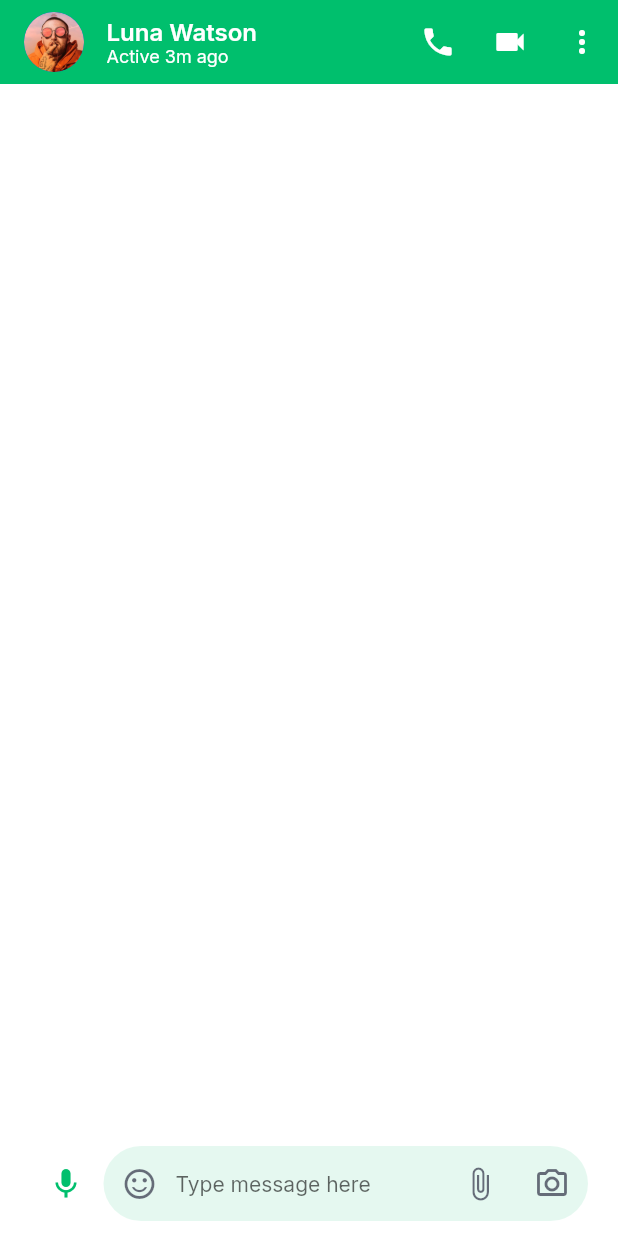
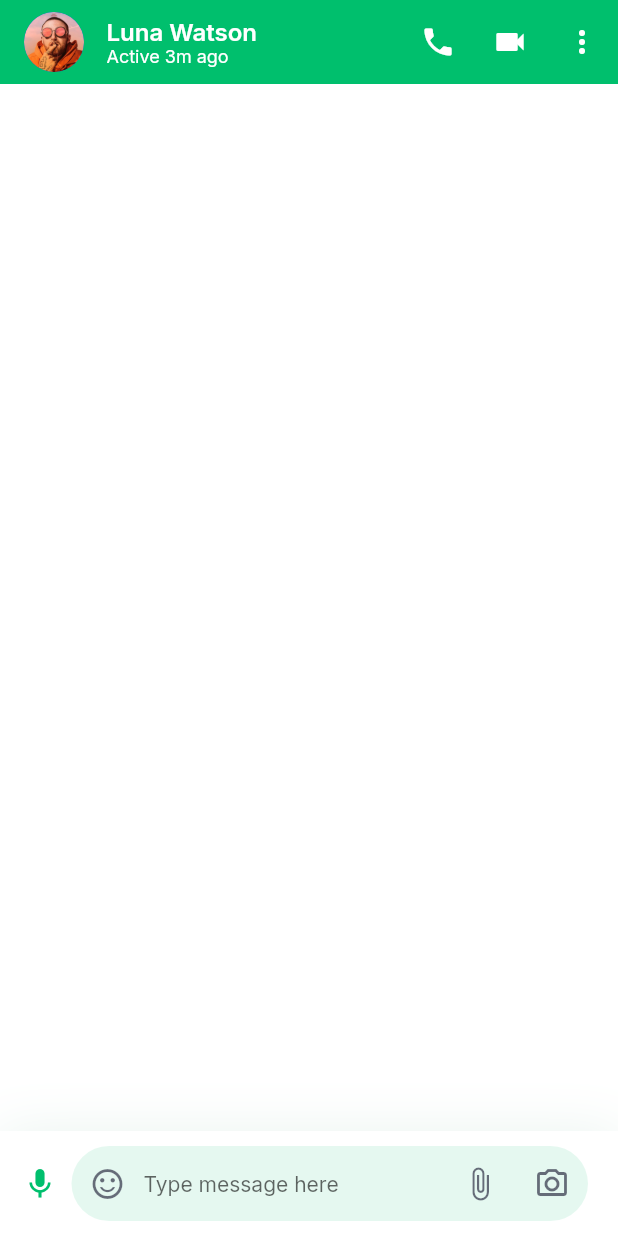
Before and after one commit to Flutter-Dart-Hacks/chat-messaging-ui, a Flutter app: the MessageDetail screen opened directly, on a phone screen of 412 x 824 dp. Run offline on Flutter 3.47's test engine with Material 2 defaults, Android fonts, the light colour scheme and no system bars; our stand-ins replace google_fonts.

Commit message:
Update input field component

```diff
--- a/lib/screens/messages/components/bodychatdetail.dart
+++ b/lib/screens/messages/components/bodychatdetail.dart
@@ -1,4 +1,4 @@
-import 'package:chatmessagings/constants.dart';
+import 'package:chatmessagings/screens/messages/components/chat_input_field.dart';
 import 'package:flutter/material.dart';
 
 class BodyMessageDetail extends StatefulWidget {
@@ -23,117 +23,8 @@ class _BodyMessageDetailState extends State<BodyMessageDetail> {
     return Column(
       children: [
         const Spacer(),
-        Container(
-          padding: const EdgeInsets.symmetric(
-            horizontal: kDefaultPadding,
-            vertical: kDefaultPadding / 2,
-          ),
-          decoration: BoxDecoration(
-            color: Theme.of(context).scaffoldBackgroundColor,
-          ),
-          child: SafeArea(
-            child: Row(
-              children: [
-                Material(
-                  // Menggunakan parent material
-                  // https://stackoverflow.com/a/65760259
-                  child: IconButton(
-                    onPressed: () {},
-                    icon: const Icon(
-                      Icons.mic,
-                      color: kPrimaryColor,
-                    ),
-                    padding: const EdgeInsets.only(left: 0, right: 0),
-                    splashColor: Colors.amber,
-                  ),
-                  color: Colors.transparent,
-                  shape: const CircleBorder(),
-                  clipBehavior: Clip.hardEdge,
-                ),
-                const SizedBox(
-                  width: 1,
-                ),
-                Expanded(
-                  child: Container(
-                    height: 50,
-                    decoration: BoxDecoration(
-                      color: kPrimaryColor.withOpacity(0.1),
-                      borderRadius: BorderRadius.circular(40),
-                    ),
-                    child: Row(
-                      children: [
-                        Material(
-                          child: IconButton(
-                            onPressed: () {},
-                            icon: Icon(
-                              Icons.sentiment_satisfied_alt_outlined,
-                              color: Theme.of(context)
-                                  .textTheme
-                                  .bodyText1
-                                  ?.color
-                                  ?.withOpacity(0.64),
-                            ),
-                            splashColor: Colors.amber,
-                          ),
-                          color: Colors.transparent,
-                          shape: const CircleBorder(),
-                          clipBehavior: Clip.hardEdge,
-                        ),
-                        Expanded(
-                          child: TextField(
-                            decoration: const InputDecoration(
-                              hintText: 'Type message here',
-                              border: InputBorder.none,
-                            ),
-                            onChanged: (String value) {},
-                            controller: _chatContentEditingController,
-                            style: const TextStyle(fontSize: 14),
-                          ),
-                        ),
-                        Material(
-                          child: IconButton(
-                            onPressed: () {},
-                            icon: Icon(
-                              Icons.attach_file,
-                              color: Theme.of(context)
-                                  .textTheme
-                                  .bodyText1
-                                  ?.color
-                                  ?.withOpacity(0.64),
-                            ),
-                            splashColor: Colors.amber,
-                            padding: const EdgeInsets.only(left: 0, right: 0),
-                          ),
-                          color: Colors.transparent,
-                          shape: const CircleBorder(),
-                          clipBehavior: Clip.hardEdge,
-                        ),
-                        Material(
-                          child: IconButton(
-                            onPressed: () {},
-                            icon: Icon(
-                              Icons.camera_alt_outlined,
-                              color: Theme.of(context)
-                                  .textTheme
-                                  .bodyText1
-                                  ?.color
-                                  ?.withOpacity(0.64),
-                            ),
-                            padding: const EdgeInsets.symmetric(horizontal: 2),
-                            splashColor: Colors.amber,
-                          ),
-                          color: Colors.transparent,
-                          shape: const CircleBorder(),
-                          clipBehavior: Clip.hardEdge,
-                        ),
-                      ],
-                    ),
-                  ),
-                )
-              ],
-            ),
-          ),
-        )
+        ChatInputField(
+            chatContentEditingController: _chatContentEditingController)
       ],
     );
   }
--- /dev/null
+++ b/lib/screens/messages/components/chat_input_field.dart
@@ -0,0 +1,144 @@
+import 'package:chatmessagings/constants.dart';
+import 'package:flutter/material.dart';
+
+class ChatInputField extends StatefulWidget {
+  const ChatInputField({
+    Key? key,
+    required TextEditingController chatContentEditingController,
+  })  : _chatContentEditingController = chatContentEditingController,
+        super(key: key);
+
+  final TextEditingController _chatContentEditingController;
+
+  @override
+  State<ChatInputField> createState() => _ChatInputFieldState();
+}
+
+class _ChatInputFieldState extends State<ChatInputField> {
+  @override
+  Widget build(BuildContext context) {
+    return Container(
+      padding: const EdgeInsets.only(
+        left: kDefaultPadding / 3,
+        right: kDefaultPadding,
+        top: kDefaultPadding / 2,
+        bottom: kDefaultPadding / 2,
+      ),
+      decoration: BoxDecoration(
+        color: Theme.of(context).scaffoldBackgroundColor,
+        boxShadow: [
+          BoxShadow(
+            offset: const Offset(0, 4),
+            blurRadius: 32,
+            color: const Color(0xff087949).withOpacity(0.1),
+          ),
+        ],
+      ),
+      child: SafeArea(
+        child: Row(
+          children: [
+            Material(
+              // Menggunakan parent material dan inkwell
+              // https://stackoverflow.com/a/65760259
+              child: InkWell(
+                onTap: () {},
+                child: const Padding(
+                  padding:
+                      EdgeInsets.only(left: 8, right: 8, top: 8, bottom: 8),
+                  child: Icon(
+                    Icons.mic,
+                    color: kPrimaryColor,
+                  ),
+                ),
+                splashColor: Colors.amber,
+              ),
+              color: Colors.transparent,
+              shape: const CircleBorder(),
+              clipBehavior: Clip.hardEdge,
+            ),
+            const SizedBox(
+              width: 1,
+            ),
+            Expanded(
+              child: Container(
+                height: 50,
+                decoration: BoxDecoration(
+                  color: kPrimaryColor.withOpacity(0.1),
+                  borderRadius: BorderRadius.circular(40),
+                ),
+                child: Row(
+                  children: [
+                    Material(
+                      child: IconButton(
+                        onPressed: () {},
+                        icon: Icon(
+                          Icons.sentiment_satisfied_alt_outlined,
+                          color: Theme.of(context)
+                              .textTheme
+                              .bodyText1
+                              ?.color
+                              ?.withOpacity(0.64),
+                        ),
+                        splashColor: Colors.amber,
+                      ),
+                      color: Colors.transparent,
+                      shape: const CircleBorder(),
+                      clipBehavior: Clip.hardEdge,
+                    ),
+                    Expanded(
+                      child: TextField(
+                        decoration: const InputDecoration(
+                          hintText: 'Type message here',
+                          border: InputBorder.none,
+                        ),
+                        onChanged: (String value) {},
+                        controller: widget._chatContentEditingController,
+                        style: const TextStyle(fontSize: 14),
+                      ),
+                    ),
+                    Material(
+                      child: IconButton(
+                        onPressed: () {},
+                        icon: Icon(
+                          Icons.attach_file,
+                          color: Theme.of(context)
+                              .textTheme
+                              .bodyText1
+                              ?.color
+                              ?.withOpacity(0.64),
+                        ),
+                        splashColor: Colors.amber,
+                        padding: const EdgeInsets.only(left: 0, right: 0),
+                      ),
+                      color: Colors.transparent,
+                      shape: const CircleBorder(),
+                      clipBehavior: Clip.hardEdge,
+                    ),
+                    Material(
+                      child: IconButton(
+                        onPressed: () {},
+                        icon: Icon(
+                          Icons.camera_alt_outlined,
+                          color: Theme.of(context)
+                              .textTheme
+                              .bodyText1
+                              ?.color
+                              ?.withOpacity(0.64),
+                        ),
+                        padding: const EdgeInsets.symmetric(horizontal: 2),
+                        splashColor: Colors.amber,
+                      ),
+                      color: Colors.transparent,
+                      shape: const CircleBorder(),
+                      clipBehavior: Clip.hardEdge,
+                    ),
+                  ],
+                ),
+              ),
+            )
+          ],
+        ),
+      ),
+    );
+  }
+}
```
